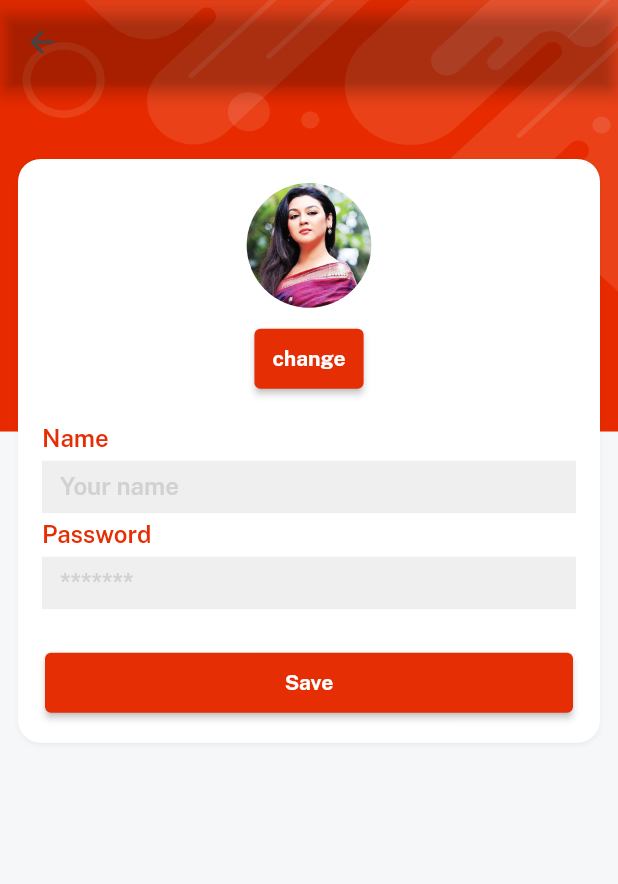
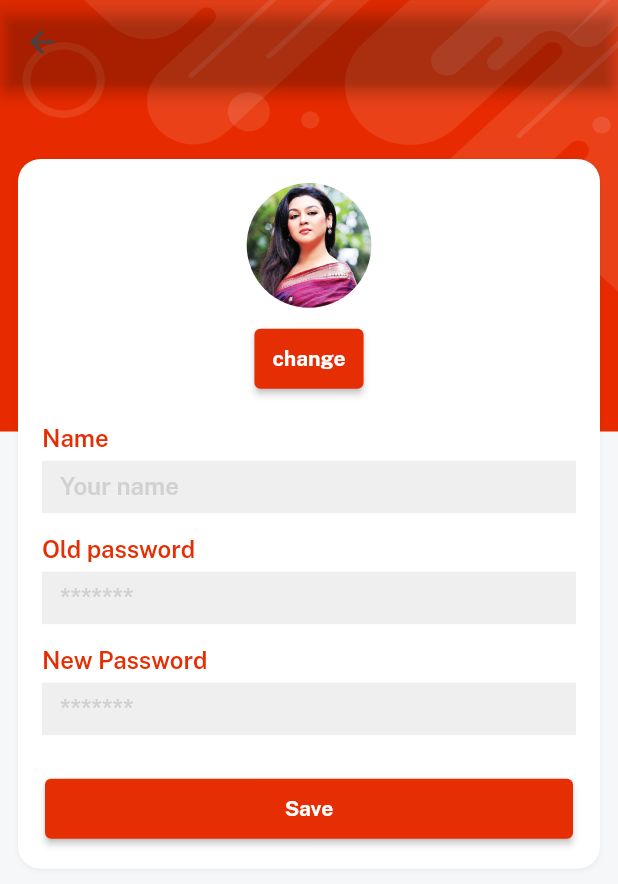
Before and after one commit to JUST9N1/Ecommerce-individual, a Flutter app: the EditProfileScreen screen opened directly with empty values, on a phone screen of 412 x 824 dp. Shown: the top 884 px of the screen. Run offline on Flutter 3.47's test engine with Material 2 defaults, Android fonts, the phone set to English and light mode, and no system bars; our stand-ins replace cloud_firestore, firebase_auth, firebase_core, firebase_storage, get, image_picker and 1 more; accounts and stored records are empty.

Commit message:
profile section completed

```diff
--- a/lib/consts/strings.dart
+++ b/lib/consts/strings.dart
@@ -61,4 +61,4 @@ const video = "Video",
     productsyoumaylike = "Products you may also like";
 
 //profile strings
-const wishlist = "My Wishlist", orders = "My Orders", messages = "Messages";
+const wishlist = "My Wishlist", orders = "My Orders", messages = "Messages", oldpass = "Old password", newpass = "New Password";
--- a/lib/controller/profile_controller.dart
+++ b/lib/controller/profile_controller.dart
@@ -2,6 +2,7 @@ import 'dart:io';
 
 import 'package:cloud_firestore/cloud_firestore.dart';
 import 'package:emart_app/consts/consts.dart';
+import 'package:firebase_auth/firebase_auth.dart';
 import 'package:firebase_storage/firebase_storage.dart';
 import 'package:flutter/services.dart';
 import 'package:get/get.dart';
@@ -17,7 +18,8 @@ class ProfileController extends GetxController {
 
   // textfield
   var nameController = TextEditingController();
-  var passController = TextEditingController();
+  var oldpassController = TextEditingController();
+  var newpassController = TextEditingController();
 
   changeImage(context) async {
     try {
@@ -48,4 +50,14 @@ class ProfileController extends GetxController {
     }, SetOptions(merge: true));
     isloading(false);
   }
+
+  changeAuthPassword({email, password, newpassword}) async {
+    final cred = EmailAuthProvider.credential(email: email, password: password);
+
+    await currentUser!.reauthenticateWithCredential(cred).then((value) {
+      currentUser!.updatePassword(newpassword);
+    }).catchError((error) {
+      print(error.toString());
+    });
+  }
 }
--- a/lib/views/profile_screen/edit_profile_screen.dart
+++ b/lib/views/profile_screen/edit_profile_screen.dart
@@ -18,6 +18,7 @@ class EditProfileScreen extends StatelessWidget {
 
     return bgWidget(
         child: Scaffold(
+      resizeToAvoidBottomInset: false,
       appBar: AppBar(),
       body: Obx(
         () => Column(
@@ -59,10 +60,17 @@ class EditProfileScreen extends StatelessWidget {
                 hint: nameHint,
                 title: name,
                 isPass: false),
+            10.heightBox,
             customTextField(
-                controller: controller.passController,
+                controller: controller.oldpassController,
                 hint: passwordHint,
-                title: password,
+                title: oldpass,
+                isPass: true),
+            10.heightBox,
+            customTextField(
+                controller: controller.newpassController,
+                hint: passwordHint,
+                title: newpass,
                 isPass: true),
             20.heightBox,
             controller.isloading.value
@@ -75,12 +83,31 @@ class EditProfileScreen extends StatelessWidget {
                         color: redColor,
                         onPress: () async {
                           controller.isloading(true);
+
+                          // if image is not selected
+                          if (controller.profileImgPath.value.isNotEmpty) {
                             await controller.uploadProfileImage();
+                          } else {
+                            controller.profileImageLink = data['imageUrl'];
+                          }
+
+                          // if old password matches database
+                          if (data['password'] ==
+                              controller.oldpassController.text) {
+                            await controller.changeAuthPassword(
+                                email: data['email'],
+                                password: controller.oldpassController.text,
+                                newpassword: controller.newpassController.text);
+
                             await controller.updateProfile(
                                 imgUrl: controller.profileImageLink,
                                 name: controller.nameController.text,
-                              password: controller.passController.text);
+                                password: controller.newpassController.text);
                             VxToast.show(context, msg: "Updated");
+                          } else {
+                            VxToast.show(context, msg: "Password do not match");
+                            controller.isloading(false);
+                          }
                         },
                         textColor: whiteColor,
                         title: "Save")),
--- a/lib/views/profile_screen/profile_screen.dart
+++ b/lib/views/profile_screen/profile_screen.dart
@@ -52,7 +52,6 @@ class ProfileScreen extends StatelessWidget {
                         child: GestureDetector(
                           onTap: () {
                             controller.nameController.text = data['name'];
-                            controller.passController.text = data['password'];
                             Get.to(() => EditProfileScreen(data: data));
                           },
                           child: Icon(Icons.edit, color: whiteColor),
```
Lines whose indentation alone changed are shown as unchanged.
